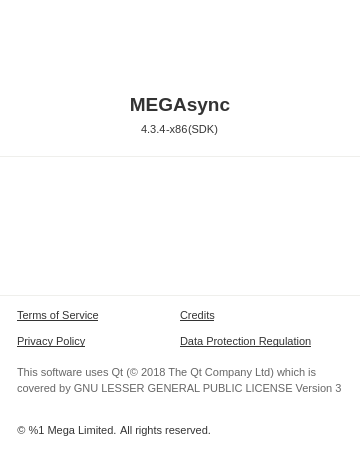
The window that src/MEGASync/gui/win/ChangeLogDialog.ui (meganz/MEGAsync) describes before a commit, drawn with Qt 5.
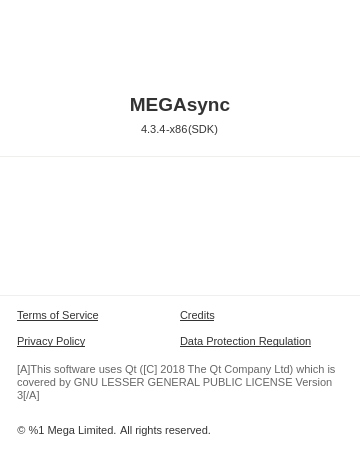
The same window after the commit. Icons and pictures are not drawn. Custom widgets are drawn as their Qt base class.

Commit message: Make license string translatable

Diff of the .ui file:
```diff
--- a/src/MEGASync/gui/win/ChangeLogDialog.ui
+++ b/src/MEGASync/gui/win/ChangeLogDialog.ui
@@ -579,8 +579,10 @@
 }</string>
         </property>
         <property name="text">
-         <string notr="true">&lt;html&gt;&lt;p style=&quot;line-height: 16px;&quot;&gt;This software uses Qt (&amp;copy; 2018 The Qt Company Ltd) which is covered by GNU LESSER GENERAL PUBLIC LICENSE Version 3&lt;/p&gt;&lt;/html&gt;
-</string>
+         <string notr="true">[A]This software uses Qt ([C] 2018 The Qt Company Ltd) which is covered by GNU LESSER GENERAL PUBLIC LICENSE Version 3[/A]</string>
+        </property>
+        <property name="textFormat">
+         <enum>Qt::RichText</enum>
         </property>
         <property name="alignment">
          <set>Qt::AlignLeading|Qt::AlignLeft|Qt::AlignTop</set>
```
The commit also changes 4 other files.
